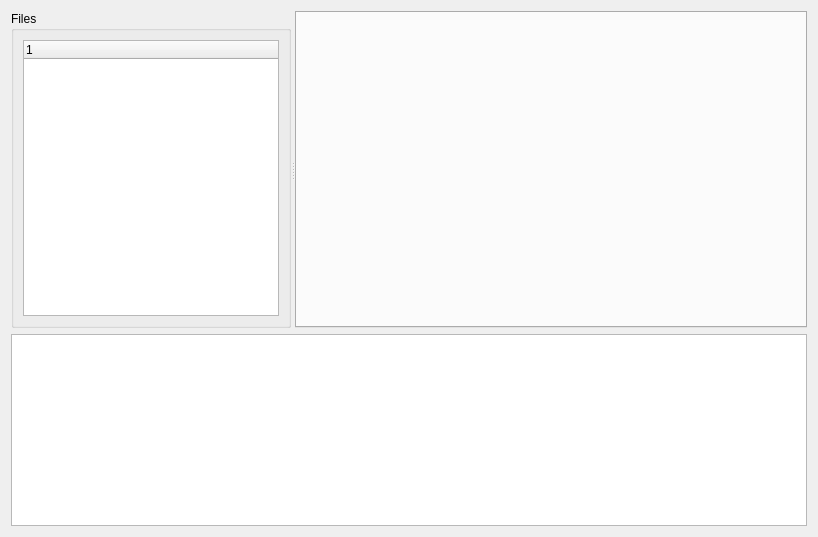
Before: the Qt Designer form plug-ins/ui/form.ui in NCCA/MayaEditor, drawn with Qt 5.
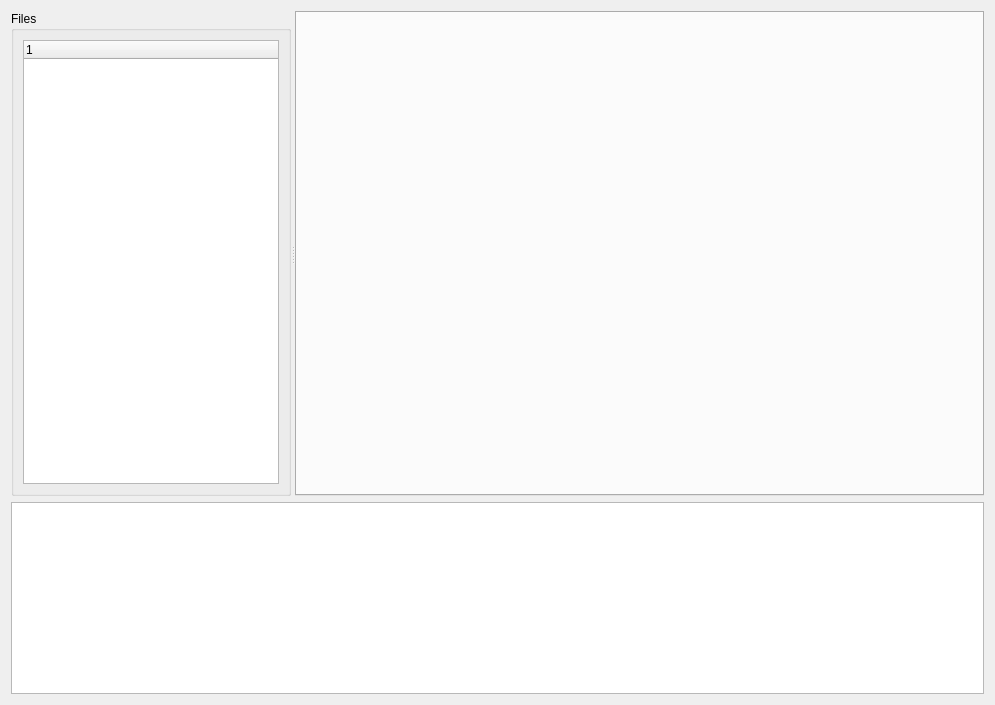
After: the same form once the commit is applied.

```diff
--- a/plug-ins/ui/form.ui
+++ b/plug-ins/ui/form.ui
@@ -6,8 +6,8 @@
    <rect>
     <x>0</x>
     <y>0</y>
-    <width>818</width>
-    <height>537</height>
+    <width>995</width>
+    <height>705</height>
    </rect>
   </property>
   <property name="windowTitle">
```
Left out of the diff: 6 changed lines with no effect on the pictures.
